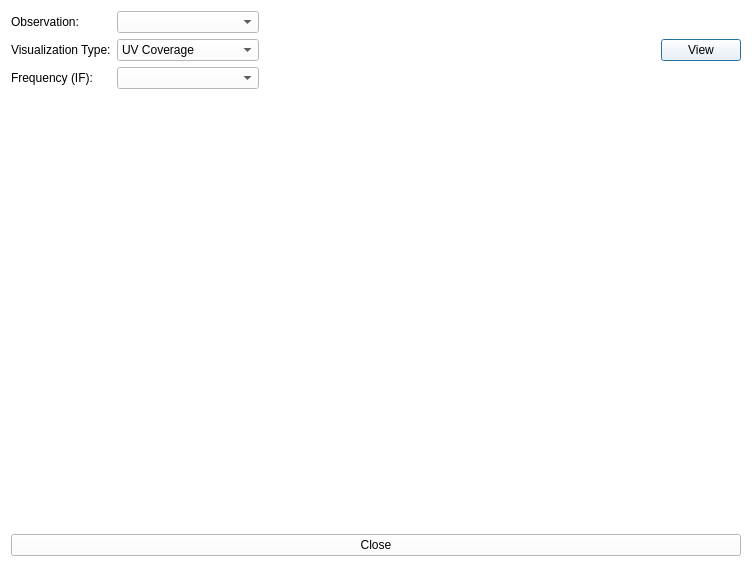
The window that pastrocore/gui_pyside/dialog_visualize.ui (Torward1024/pAstroCORE) describes before a commit, drawn with Qt 5.
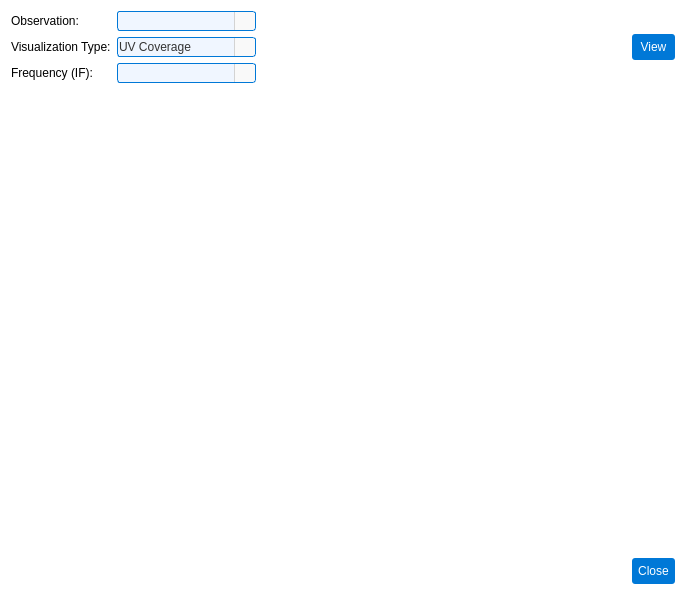
The same window after the commit. Icons and pictures are not drawn.

What changed in the file:
```diff
--- a/pastrocore/gui_pyside/dialog_visualize.ui
+++ b/pastrocore/gui_pyside/dialog_visualize.ui
@@ -6,8 +6,8 @@
    <rect>
     <x>0</x>
     <y>0</y>
-    <width>752</width>
-    <height>567</height>
+    <width>686</width>
+    <height>595</height>
    </rect>
   </property>
   <property name="windowTitle">
@@ -16,20 +16,9 @@
   <property name="styleSheet">
    <string>background-color: #ffffff; font-family: Arial;</string>
   </property>
+  <layout class="QGridLayout" name="gridLayout_3">
+   <item row="0" column="0">
   <layout class="QGridLayout" name="gridLayout_2">
-   <item row="1" column="0">
-    <spacer name="verticalSpacer">
-     <property name="orientation">
-      <enum>Qt::Orientation::Vertical</enum>
-     </property>
-     <property name="sizeHint" stdset="0">
-      <size>
-       <width>20</width>
-       <height>40</height>
-      </size>
-     </property>
-    </spacer>
-   </item>
    <item row="0" column="0">
     <layout class="QGridLayout" name="gridLayout">
      <item row="0" column="0">
@@ -42,18 +31,87 @@
         </widget>
        </item>
        <item row="0" column="1">
-        <widget class="QComboBox" name="comboBoxObservation"/>
-       </item>
-       <item row="1" column="0">
-        <widget class="QLabel" name="labelVisualizationType">
-         <property name="font">
-          <font>
-           <family>Arial</family>
-           <pointsize>9</pointsize>
-          </font>
-         </property>
-         <property name="text">
-          <string>Visualization Type:</string>
+          <widget class="QComboBox" name="comboBoxObservation">
+           <property name="styleSheet">
+            <string notr="true">QComboBox {
+    font-family: Arial;
+    font-size: 9pt;
+    color: #333333;
+    padding: 1px;
+    border-radius: 3px;
+    background-color: #f9f9f9; /* Базовый фон, как у readOnly QLineEdit */
+    border: 1px solid #d3d3d3; /* Базовая граница, как у readOnly QLineEdit */
+}
+
+QComboBox:editable {
+    background-color: #f0f6ff; /* Фон для редактируемого состояния, как у readOnly=&quot;false&quot; */
+    border: 1px solid #0078d7; /* Граница для редактируемого состояния */
+}
+
+QComboBox:editable:hover {
+    border: 1px solid #1a8cff; /* Граница при наведении, как у readOnly=&quot;false&quot;:hover */
+}
+
+QComboBox:editable:focus {
+    border: 1px solid #005bb5; /* Граница при фокусе, как у readOnly=&quot;false&quot;:focus */
+    background-color: #ffffff; /* Фон при фокусе, как у readOnly=&quot;false&quot;:focus */
+}
+
+QComboBox:!editable {
+    background-color: #f0f6ff; /* Фон для редактируемого состояния, как у readOnly=&quot;false&quot; */
+    border: 1px solid #0078d7; /* Граница для редактируемого состояния */
+}
+
+QComboBox:!editable:hover {
+    border: 1px solid #1a8cff; /* Граница при наведении, как у readOnly=&quot;false&quot;:hover */
+}
+
+QComboBox:!editable:focus {
+    border: 1px solid #005bb5; /* Граница при фокусе, как у readOnly=&quot;false&quot;:focus */
+    background-color: #ffffff; /* Фон при фокусе, как у readOnly=&quot;false&quot;:focus */
+}
+
+/* Стилизация кнопки со стрелкой */
+QComboBox::drop-down {
+    subcontrol-origin: padding;
+    subcontrol-position: right;
+    width: 20px;
+    border-left: 1px solid #d3d3d3; /* Добавлена граница для визуального разделения */
+    border-top-right-radius: 3px;
+    border-bottom-right-radius: 3px;
+    background-color: #f9f9f9; /* Фон кнопки, совпадающий с основным */
+}
+
+QComboBox::drop-down:hover {
+    background-color: #0078d7; /* Лёгкое выделение при наведении */
+}
+
+QComboBox::down-arrow {
+    width: 12px;
+    height: 12px;
+    image: url(:/icons/down_arrow_icon.svg);
+}
+
+/* Стилизация выпадающего списка */
+QComboBox QAbstractItemView {
+    font-family: Arial;
+    font-size: 12pt;
+    color: #333333;
+    background-color: #ffffff;
+    border: 1px solid #d3d3d3;
+    selection-background-color: #0078d7;
+    selection-color: #ffffff;
+    padding: 1px;
+}
+
+QComboBox QAbstractItemView::item {
+    padding: 4px;
+    min-height: 20px;
+}
+
+QComboBox QAbstractItemView::item:hover {
+    background-color: #0078d7;
+}</string>
          </property>
         </widget>
        </item>
@@ -65,6 +123,87 @@
            <pointsize>9</pointsize>
           </font>
          </property>
+           <property name="styleSheet">
+            <string notr="true">QComboBox {
+    font-family: Arial;
+    font-size: 9pt;
+    color: #333333;
+    padding: 1px;
+    border-radius: 3px;
+    background-color: #f9f9f9; /* Базовый фон, как у readOnly QLineEdit */
+    border: 1px solid #d3d3d3; /* Базовая граница, как у readOnly QLineEdit */
+}
+
+QComboBox:editable {
+    background-color: #f0f6ff; /* Фон для редактируемого состояния, как у readOnly=&quot;false&quot; */
+    border: 1px solid #0078d7; /* Граница для редактируемого состояния */
+}
+
+QComboBox:editable:hover {
+    border: 1px solid #1a8cff; /* Граница при наведении, как у readOnly=&quot;false&quot;:hover */
+}
+
+QComboBox:editable:focus {
+    border: 1px solid #005bb5; /* Граница при фокусе, как у readOnly=&quot;false&quot;:focus */
+    background-color: #ffffff; /* Фон при фокусе, как у readOnly=&quot;false&quot;:focus */
+}
+
+QComboBox:!editable {
+    background-color: #f0f6ff; /* Фон для редактируемого состояния, как у readOnly=&quot;false&quot; */
+    border: 1px solid #0078d7; /* Граница для редактируемого состояния */
+}
+
+QComboBox:!editable:hover {
+    border: 1px solid #1a8cff; /* Граница при наведении, как у readOnly=&quot;false&quot;:hover */
+}
+
+QComboBox:!editable:focus {
+    border: 1px solid #005bb5; /* Граница при фокусе, как у readOnly=&quot;false&quot;:focus */
+    background-color: #ffffff; /* Фон при фокусе, как у readOnly=&quot;false&quot;:focus */
+}
+
+/* Стилизация кнопки со стрелкой */
+QComboBox::drop-down {
+    subcontrol-origin: padding;
+    subcontrol-position: right;
+    width: 20px;
+    border-left: 1px solid #d3d3d3; /* Добавлена граница для визуального разделения */
+    border-top-right-radius: 3px;
+    border-bottom-right-radius: 3px;
+    background-color: #f9f9f9; /* Фон кнопки, совпадающий с основным */
+}
+
+QComboBox::drop-down:hover {
+    background-color: #0078d7; /* Лёгкое выделение при наведении */
+}
+
+QComboBox::down-arrow {
+    width: 12px;
+    height: 12px;
+    image: url(:/icons/down_arrow_icon.svg);
+}
+
+/* Стилизация выпадающего списка */
+QComboBox QAbstractItemView {
+    font-family: Arial;
+    font-size: 12pt;
+    color: #333333;
+    background-color: #ffffff;
+    border: 1px solid #d3d3d3;
+    selection-background-color: #0078d7;
+    selection-color: #ffffff;
+    padding: 1px;
+}
+
+QComboBox QAbstractItemView::item {
+    padding: 4px;
+    min-height: 20px;
+}
+
+QComboBox QAbstractItemView::item:hover {
+    background-color: #0078d7;
+}</string>
+           </property>
          <item>
           <property name="text">
            <string>UV Coverage</string>
@@ -133,10 +272,117 @@
            <pointsize>9</pointsize>
           </font>
          </property>
+           <property name="styleSheet">
+            <string notr="true">QComboBox {
+    font-family: Arial;
+    font-size: 9pt;
+    color: #333333;
+    padding: 1px;
+    border-radius: 3px;
+    background-color: #f9f9f9; /* Базовый фон, как у readOnly QLineEdit */
+    border: 1px solid #d3d3d3; /* Базовая граница, как у readOnly QLineEdit */
+}
+
+QComboBox:editable {
+    background-color: #f0f6ff; /* Фон для редактируемого состояния, как у readOnly=&quot;false&quot; */
+    border: 1px solid #0078d7; /* Граница для редактируемого состояния */
+}
+
+QComboBox:editable:hover {
+    border: 1px solid #1a8cff; /* Граница при наведении, как у readOnly=&quot;false&quot;:hover */
+}
+
+QComboBox:editable:focus {
+    border: 1px solid #005bb5; /* Граница при фокусе, как у readOnly=&quot;false&quot;:focus */
+    background-color: #ffffff; /* Фон при фокусе, как у readOnly=&quot;false&quot;:focus */
+}
+
+QComboBox:!editable {
+    background-color: #f0f6ff; /* Фон для редактируемого состояния, как у readOnly=&quot;false&quot; */
+    border: 1px solid #0078d7; /* Граница для редактируемого состояния */
+}
+
+QComboBox:!editable:hover {
+    border: 1px solid #1a8cff; /* Граница при наведении, как у readOnly=&quot;false&quot;:hover */
+}
+
+QComboBox:!editable:focus {
+    border: 1px solid #005bb5; /* Граница при фокусе, как у readOnly=&quot;false&quot;:focus */
+    background-color: #ffffff; /* Фон при фокусе, как у readOnly=&quot;false&quot;:focus */
+}
+
+/* Стилизация кнопки со стрелкой */
+QComboBox::drop-down {
+    subcontrol-origin: padding;
+    subcontrol-position: right;
+    width: 20px;
+    border-left: 1px solid #d3d3d3; /* Добавлена граница для визуального разделения */
+    border-top-right-radius: 3px;
+    border-bottom-right-radius: 3px;
+    background-color: #f9f9f9; /* Фон кнопки, совпадающий с основным */
+}
+
+QComboBox::drop-down:hover {
+    background-color: #0078d7; /* Лёгкое выделение при наведении */
+}
+
+QComboBox::down-arrow {
+    width: 12px;
+    height: 12px;
+    image: url(:/icons/down_arrow_icon.svg);
+}
+
+/* Стилизация выпадающего списка */
+QComboBox QAbstractItemView {
+    font-family: Arial;
+    font-size: 12pt;
+    color: #333333;
+    background-color: #ffffff;
+    border: 1px solid #d3d3d3;
+    selection-background-color: #0078d7;
+    selection-color: #ffffff;
+    padding: 1px;
+}
+
+QComboBox QAbstractItemView::item {
+    padding: 4px;
+    min-height: 20px;
+}
+
+QComboBox QAbstractItemView::item:hover {
+    background-color: #0078d7;
+}</string>
+           </property>
+          </widget>
+         </item>
+         <item row="1" column="0">
+          <widget class="QLabel" name="labelVisualizationType">
+           <property name="font">
+            <font>
+             <family>Arial</family>
+             <pointsize>9</pointsize>
+            </font>
+           </property>
+           <property name="text">
+            <string>Visualization Type:</string>
+           </property>
         </widget>
        </item>
       </layout>
      </item>
+       <item row="0" column="1">
+        <spacer name="horizontalSpacer">
+         <property name="orientation">
+          <enum>Qt::Orientation::Horizontal</enum>
+         </property>
+         <property name="sizeHint" stdset="0">
+          <size>
+           <width>40</width>
+           <height>20</height>
+          </size>
+         </property>
+        </spacer>
+       </item>
      <item row="0" column="2">
       <widget class="QPushButton" name="pushButtonVisualize">
        <property name="font">
@@ -145,6 +391,23 @@
          <pointsize>9</pointsize>
         </font>
        </property>
+         <property name="styleSheet">
+          <string notr="true">QPushButton {
+    background-color: #0078d7;
+    color: #ffffff;
+    padding: 6px;
+    border-radius: 3px;
+    border: none;
+}
+QPushButton:hover {
+    background-color: #1a8cff; /* Светлее при наведении */
+}
+QPushButton:pressed {
+    background-color: #005bb5; /* Темнее при нажатии */
+    padding-top: 7px; /* Легкое смещение вниз для эффекта &quot;продавливания&quot; */
+    padding-bottom: 5px;
+}</string>
+         </property>
        <property name="text">
         <string>View</string>
        </property>
@@ -154,27 +417,36 @@
        </property>
       </widget>
      </item>
-     <item row="0" column="1">
-      <spacer name="horizontalSpacer">
-       <property name="orientation">
-        <enum>Qt::Orientation::Horizontal</enum>
-       </property>
-       <property name="sizeHint" stdset="0">
-        <size>
-         <width>40</width>
-         <height>20</height>
-        </size>
-       </property>
-      </spacer>
-     </item>
-    </layout>
-   </item>
-   <item row="2" column="0">
+       <item row="2" column="2">
     <widget class="QPushButton" name="closeButton">
+         <property name="styleSheet">
+          <string notr="true">QPushButton {
+    background-color: #0078d7;
+    color: #ffffff;
+    padding: 6px;
+    border-radius: 3px;
+    border: none;
+}
+QPushButton:hover {
+    background-color: #1a8cff; /* Светлее при наведении */
+}
+QPushButton:pressed {
+    background-color: #005bb5; /* Темнее при нажатии */
+    padding-top: 7px; /* Легкое смещение вниз для эффекта &quot;продавливания&quot; */
+    padding-bottom: 5px;
+}</string>
+         </property>
      <property name="text">
       <string>Close</string>
      </property>
     </widget>
+       </item>
+       <item row="1" column="0" colspan="3">
+        <widget class="QWidget" name="widget" native="true"/>
+       </item>
+      </layout>
+     </item>
+    </layout>
    </item>
   </layout>
  </widget>
```
Lines whose indentation alone changed are shown as unchanged.
